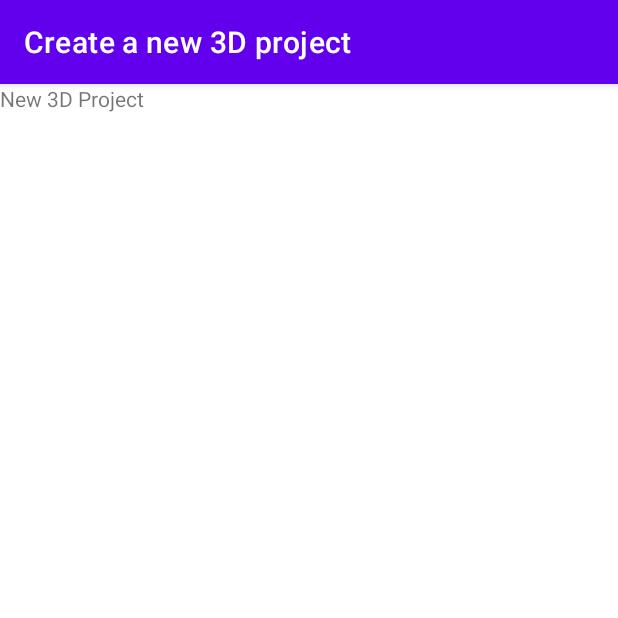
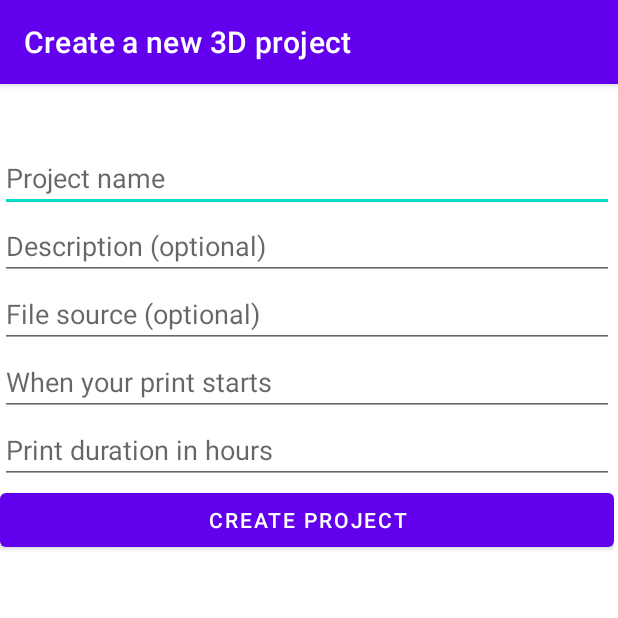
Before and after one commit to ArturMustaf/SocialMediaWithGoogleMaps, an Android app: the PrintProjectCreationActivity screen opened directly, with no data from a screen before it, on a phone screen of 412 x 824 dp, the top half of it. Run offline under Robolectric (Android 15) with nearby library versions, the phone set to English and light mode, and no system bars.

Commit message:
feat(ui): add text inputs for creation of new print project

```diff
--- a/app/src/main/res/layout/activity_create_print_project.xml
+++ b/app/src/main/res/layout/activity_create_print_project.xml
@@ -4,13 +4,62 @@
     xmlns:tools="http://schemas.android.com/tools"
     android:layout_width="match_parent"
     android:layout_height="match_parent"
-    tools:context=".PrintProjectCreationActivity">
+    tools:context=".PrintProjectCreationActivity"
+    android:paddingTop="40dp">
 
-    <TextView
-        android:id="@+id/textView"
-        android:layout_width="wrap_content"
-        android:layout_height="wrap_content"
-        android:text="New 3D Project"
-        tools:layout_editor_absoluteX="159dp"
-        tools:layout_editor_absoluteY="102dp" />
+    <LinearLayout
+        android:layout_width="409dp"
+        android:layout_height="729dp"
+        android:orientation="vertical"
+        tools:layout_editor_absoluteX="1dp"
+        tools:layout_editor_absoluteY="1dp">
+
+
+        <EditText
+            android:id="@+id/editTextTextPrintProjectName"
+            android:layout_width="match_parent"
+            android:layout_height="wrap_content"
+            android:ems="10"
+            android:inputType="textPersonName"
+            android:hint="Project name"/>
+
+        <EditText
+            android:id="@+id/editTextTextPrintProjectDescription"
+            android:layout_width="match_parent"
+            android:layout_height="wrap_content"
+            android:ems="10"
+            android:inputType="textMultiLine"
+            android:hint="Description (optional)"/>
+
+        <EditText
+            android:id="@+id/editTextTextSourceURL"
+            android:layout_width="match_parent"
+            android:layout_height="wrap_content"
+            android:ems="10"
+            android:inputType="textUri"
+            android:hint="File source (optional)"/>
+
+        <EditText
+            android:id="@+id/editTextTextStartDate"
+            android:layout_width="match_parent"
+            android:layout_height="wrap_content"
+            android:ems="10"
+            android:inputType="date"
+            android:hint="When your print starts"/>
+
+        <EditText
+            android:id="@+id/editTextTextDuration"
+            android:layout_width="match_parent"
+            android:layout_height="wrap_content"
+            android:ems="10"
+            android:inputType="number"
+            android:hint="Print duration in hours"/>
+
+        <Button
+            android:id="@+id/buttonCreateProject"
+            android:layout_width="match_parent"
+            android:layout_height="wrap_content"
+            android:text="Create Project" />
+
+    </LinearLayout>
 </androidx.constraintlayout.widget.ConstraintLayout>
```
